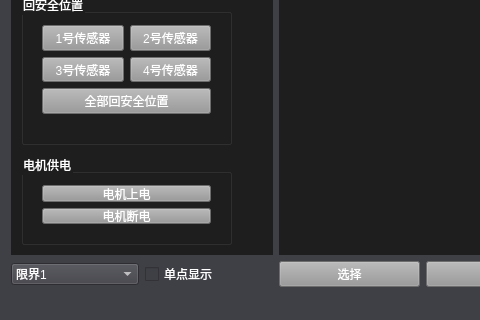
Before: the Qt Designer form mainwindow.ui in guangkecui/PlcUDP, drawn with Qt 5; both pictures show x 0 to 480 and y 497 to 817 of the 1177 by 817 pixel window.
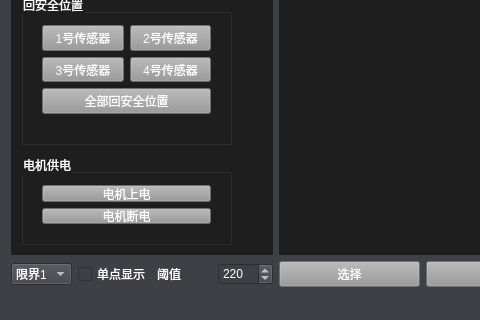
After: the same form once the commit is applied.

Commit message: 增加灰度阈值按键，可手动调节阈值

```diff
--- a/mainwindow.ui
+++ b/mainwindow.ui
@@ -597,6 +597,23 @@
         </property>
        </widget>
       </item>
+      <item>
+       <widget class="QLabel" name="label">
+        <property name="text">
+         <string>阈值</string>
+        </property>
+       </widget>
+      </item>
+      <item>
+       <widget class="QSpinBox" name="threshold">
+        <property name="maximum">
+         <number>255</number>
+        </property>
+        <property name="value">
+         <number>220</number>
+        </property>
+       </widget>
+      </item>
      </layout>
     </item>
    </layout>
```
The commit also changes 15 other files.
